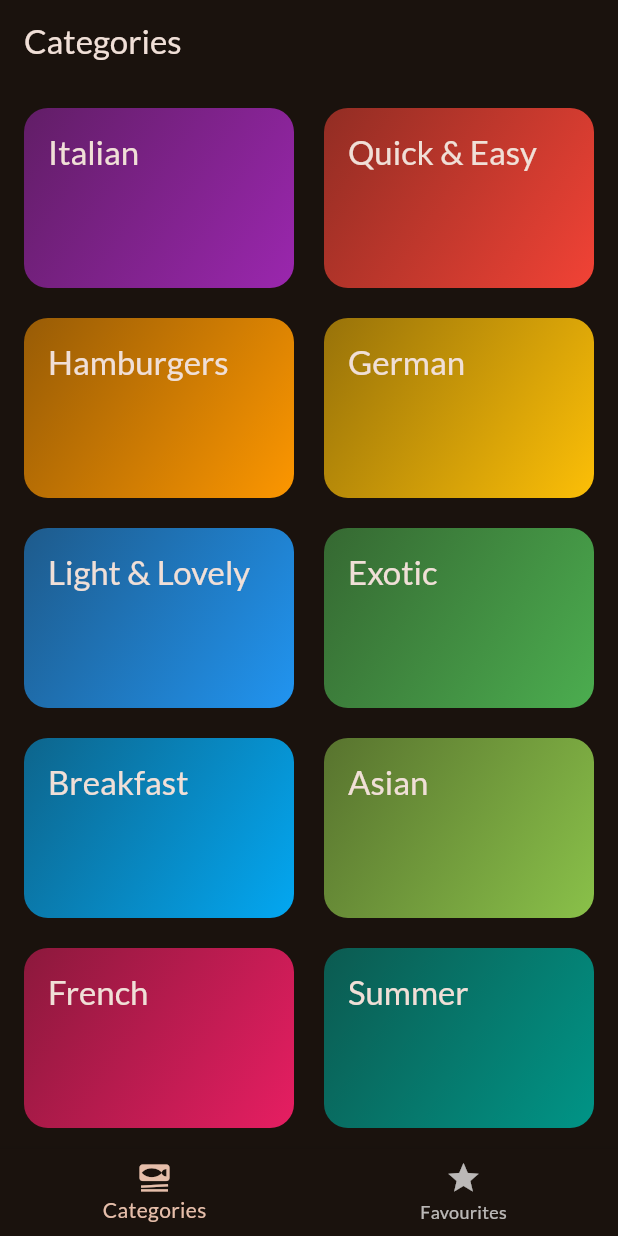
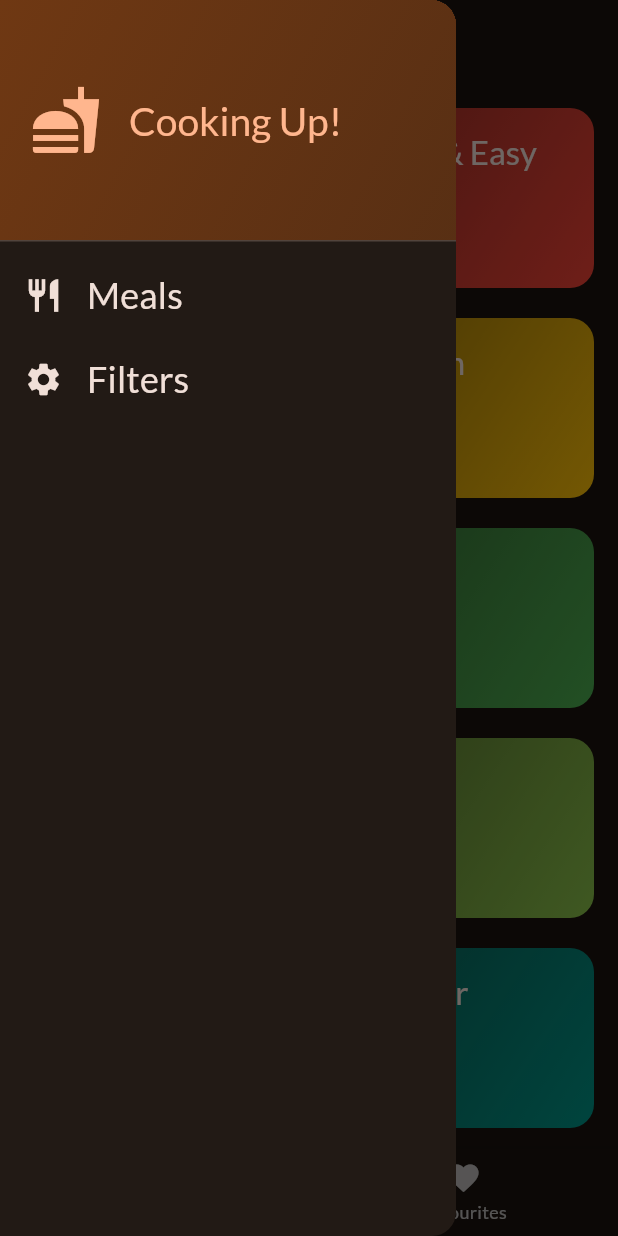
Before and after one commit to shivank76/meals_app, a Flutter app: the screen it shows after launch, with the side drawer open (before the commit the screen has no drawer), on a phone screen of 412 x 824 dp. Run offline on Flutter 3.47's test engine with Material 3 defaults, Android fonts, the phone set to English and light mode, and no system bars; our stand-ins replace google_fonts, transparent_image.

Commit message:
drawer added with buttons

```diff
--- a/lib/screens/category_screen.dart
+++ b/lib/screens/category_screen.dart
@@ -1,11 +1,13 @@
 import 'package:flutter/material.dart';
 import 'package:meals_app/data/dummy_data.dart';
 import 'package:meals_app/models/category.dart';
+import 'package:meals_app/models/meal.dart';
 import 'package:meals_app/screens/meals_screen.dart';
 import 'package:meals_app/widgets/category_grid_item.dart';
 
 class CategoryScreen extends StatelessWidget {
-  const CategoryScreen({super.key});
+  const CategoryScreen({super.key, required this.onToggleFavouriteMealStatus});
+  final void Function(Meal meal) onToggleFavouriteMealStatus;
   void _selectCategory(BuildContext context, Category category) {
     final filteredMeals = dummyMeals
         .where((meal) => meal.categories.contains(category.id))
@@ -16,6 +18,7 @@ class CategoryScreen extends StatelessWidget {
         builder: (ctx) => MealsScreen(
           title: category.title,
           meals: filteredMeals,
+          onToggleFavouriteMealStatus: onToggleFavouriteMealStatus,
         ),
       ),
     );
--- a/lib/screens/tab_bar.dart
+++ b/lib/screens/tab_bar.dart
@@ -1,6 +1,9 @@
 import 'package:flutter/material.dart';
+import 'package:meals_app/models/meal.dart';
 import 'package:meals_app/screens/category_screen.dart';
+import 'package:meals_app/screens/filter_screen.dart';
 import 'package:meals_app/screens/meals_screen.dart';
+import 'package:meals_app/widgets/main_drawer.dart';
 
 class TabBarScreen extends StatefulWidget {
   const TabBarScreen({super.key});
@@ -12,24 +15,63 @@ class TabBarScreen extends StatefulWidget {
 
 class _TabBarScreenState extends State<TabBarScreen> {
   int _selectedIndexPage = 0;
+  final List<Meal> _favouriteMeals = [];
+
   void _selectPage(int index) {
     setState(() {
       _selectedIndexPage = index;
     });
   }
 
+  void _showMessage(String message) {
+    ScaffoldMessenger.of(context).clearSnackBars();
+    ScaffoldMessenger.of(context).showSnackBar(
+      SnackBar(
+        content: Text(message),
+      ),
+    );
+  }
+
+  void _toggleFavouriteMealStatus(Meal meal) {
+    bool isExisting = _favouriteMeals.contains(meal);
+    if (isExisting) {
+      setState(() {
+        _favouriteMeals.remove(meal);
+      });
+      _showMessage('Removed from the favourites :(');
+    } else {
+      setState(() {
+        _favouriteMeals.add(meal);
+      });
+      _showMessage('Added to the favourites :)');
+    }
+  }
+
+  void _selectScreen(String identifier) {
+    Navigator.of(context).pop();
+    if (identifier == 'filters') {
+      Navigator.of(context).push(
+        MaterialPageRoute(builder: (ctx) => const FilterScreen()),
+      );
+    }
+  }
+
   @override
   Widget build(BuildContext context) {
-    Widget activeScreen = const CategoryScreen();
+    Widget activeScreen =
+        CategoryScreen(onToggleFavouriteMealStatus: _toggleFavouriteMealStatus);
     String activeScreenTitle = 'Categories';
     if (_selectedIndexPage == 1) {
-      activeScreen = const MealsScreen(title: 'Favourites', meals: []);
+      activeScreen = MealsScreen(
+          meals: _favouriteMeals,
+          onToggleFavouriteMealStatus: _toggleFavouriteMealStatus);
       activeScreenTitle = 'Your Favourites';
     }
     return Scaffold(
       appBar: AppBar(
         title: Text(activeScreenTitle),
       ),
+      drawer: MainDrawer(onSelectScreen: _selectScreen),
       body: activeScreen,
       bottomNavigationBar: BottomNavigationBar(
         onTap: _selectPage,
@@ -37,7 +79,8 @@ class _TabBarScreenState extends State<TabBarScreen> {
         items: const [
           BottomNavigationBarItem(
               icon: Icon(Icons.set_meal), label: 'Categories'),
-          BottomNavigationBarItem(icon: Icon(Icons.star), label: 'Favourites'),
+          BottomNavigationBarItem(
+              icon: Icon(Icons.favorite), label: 'Favourites'),
         ],
       ),
     );
--- /dev/null
+++ b/lib/widgets/main_drawer.dart
@@ -0,0 +1,82 @@
+import 'package:flutter/material.dart';
+
+class MainDrawer extends StatelessWidget {
+  const MainDrawer({super.key, required this.onSelectScreen});
+  final void Function(String identifier) onSelectScreen;
+  @override
+  Widget build(BuildContext context) {
+    return Drawer(
+      child: Column(
+        children: [
+          DrawerHeader(
+            padding: const EdgeInsets.all(20),
+            decoration: BoxDecoration(
+              gradient: LinearGradient(
+                colors: [
+                  Theme.of(context).colorScheme.primaryContainer,
+                  Theme.of(context)
+                      .colorScheme
+                      .primaryContainer
+                      .withOpacity(0.7)
+                ],
+                begin: Alignment.topLeft,
+                end: Alignment.bottomRight,
+              ),
+            ),
+            child: Row(
+              children: [
+                Icon(
+                  Icons.fastfood,
+                  size: 48,
+                  color: Theme.of(context).colorScheme.primary,
+                ),
+                const SizedBox(width: 18),
+                Text(
+                  'Cooking Up!',
+                  style: Theme.of(context).textTheme.titleLarge!.copyWith(
+                        color: Theme.of(context).colorScheme.primary,
+                        fontSize: 26,
+                      ),
+                )
+              ],
+            ),
+          ),
+          ListTile(
+            leading: Icon(
+              Icons.restaurant,
+              size: 26,
+              color: Theme.of(context).colorScheme.onBackground,
+            ),
+            title: Text(
+              'Meals',
+              style: Theme.of(context).textTheme.titleSmall!.copyWith(
+                    color: Theme.of(context).colorScheme.onBackground,
+                    fontSize: 24,
+                  ),
+            ),
+            onTap: () {
+              onSelectScreen('meals');
+            },
+          ),
+          ListTile(
+            leading: Icon(
+              Icons.settings,
+              size: 26,
+              color: Theme.of(context).colorScheme.onBackground,
+            ),
+            title: Text(
+              'Filters',
+              style: Theme.of(context).textTheme.titleSmall!.copyWith(
+                    color: Theme.of(context).colorScheme.onBackground,
+                    fontSize: 24,
+                  ),
+            ),
+            onTap: () {
+              onSelectScreen('filters');
+            },
+          ),
+        ],
+      ),
+    );
+  }
+}
```
Also changed, not shown: lib/screens/filter_screen.dart (added, +61 -0 lines), lib/screens/meal_details_screen.dart (+11 -1 lines), lib/screens/meals_screen.dart (+15 -3 lines), lib/widgets/meal_item.dart (+10 -2 lines).
